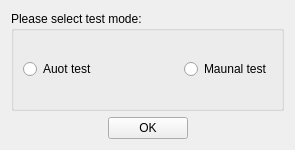
The window that ServiceSW/Master/Components/DiagnosticsManufacturing/Forms/SelectSealingDialog.ui (Liyezhong/Master) describes before a commit, drawn with Qt 5.
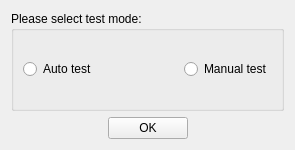
The same window after the commit.

The edit to the form file:
```diff
--- a/ServiceSW/Master/Components/DiagnosticsManufacturing/Forms/SelectSealingDialog.ui
+++ b/ServiceSW/Master/Components/DiagnosticsManufacturing/Forms/SelectSealingDialog.ui
@@ -29,7 +29,7 @@
       <item>
        <widget class="QRadioButton" name="radioButtonAuto">
         <property name="text">
-         <string>Auot test</string>
+         <string>Auto test</string>
         </property>
        </widget>
       </item>
@@ -49,7 +49,7 @@
       <item>
        <widget class="QRadioButton" name="radioButtonManual">
         <property name="text">
-         <string>Maunal test</string>
+         <string>Manual test</string>
         </property>
        </widget>
       </item>
```
